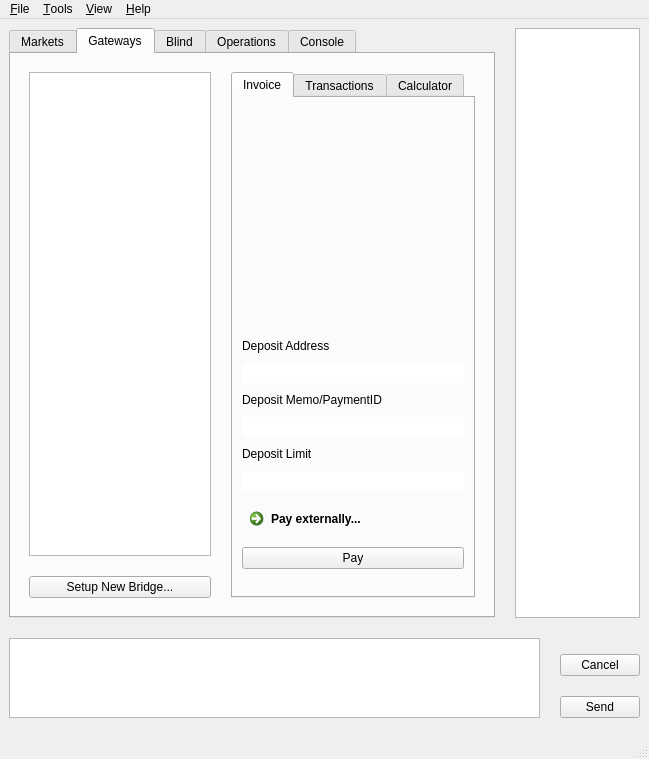
Above: bitsharesqt/mainwindow.ui from jhtitor/citadel before the change. Below: the same form after it.
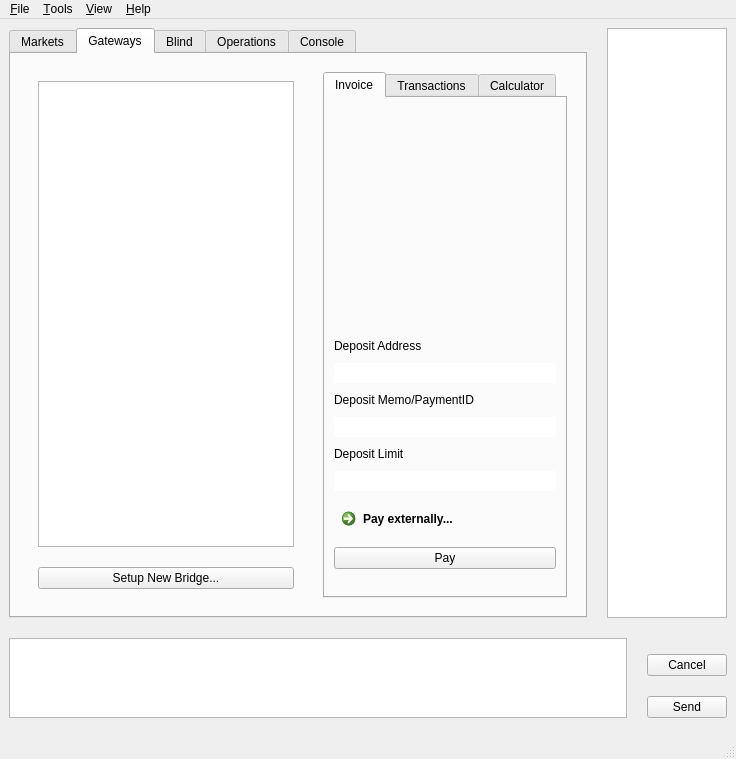
That is the form after the change. The open tabs and pages were chosen to show the change. Icons and pictures are not drawn.

Patch:
```diff
--- a/bitsharesqt/mainwindow.ui
+++ b/bitsharesqt/mainwindow.ui
@@ -716,6 +716,13 @@
                <number>20</number>
               </property>
               <item>
+               <widget class="QWidget" name="widget" native="true">
+                <property name="sizePolicy">
+                 <sizepolicy hsizetype="Preferred" vsizetype="Preferred">
+                  <horstretch>1</horstretch>
+                  <verstretch>0</verstretch>
+                 </sizepolicy>
+                </property>
                <layout class="QVBoxLayout" name="verticalLayout_9">
                 <property name="spacing">
                  <number>20</number>
@@ -723,7 +730,7 @@
                 <item>
                  <widget class="QListWidget" name="paymentList">
                   <property name="sizePolicy">
-                   <sizepolicy hsizetype="Maximum" vsizetype="Expanding">
+                    <sizepolicy hsizetype="Minimum" vsizetype="Expanding">
                     <horstretch>0</horstretch>
                     <verstretch>0</verstretch>
                    </sizepolicy>
@@ -750,9 +757,16 @@
                  </widget>
                 </item>
                </layout>
+               </widget>
               </item>
               <item>
                <widget class="QTabWidget" name="tabBridge">
+                <property name="sizePolicy">
+                 <sizepolicy hsizetype="Expanding" vsizetype="Expanding">
+                  <horstretch>1</horstretch>
+                  <verstretch>0</verstretch>
+                 </sizepolicy>
+                </property>
                 <property name="currentIndex">
                  <number>0</number>
                 </property>
```
Lines whose indentation alone changed are shown as unchanged.
